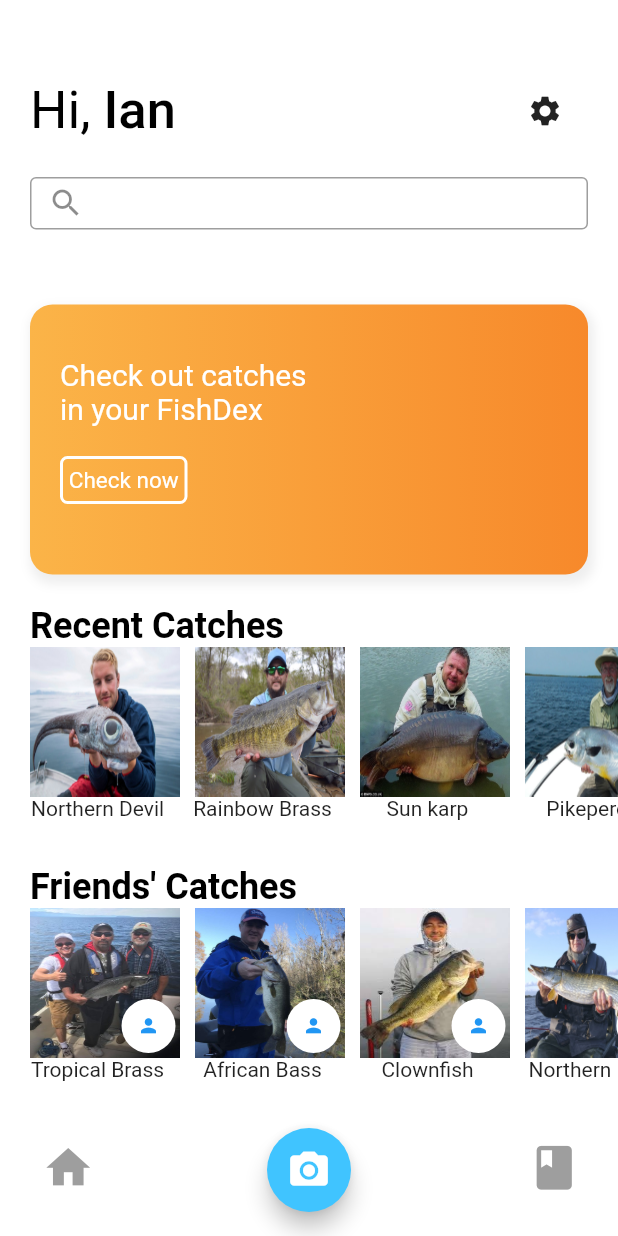
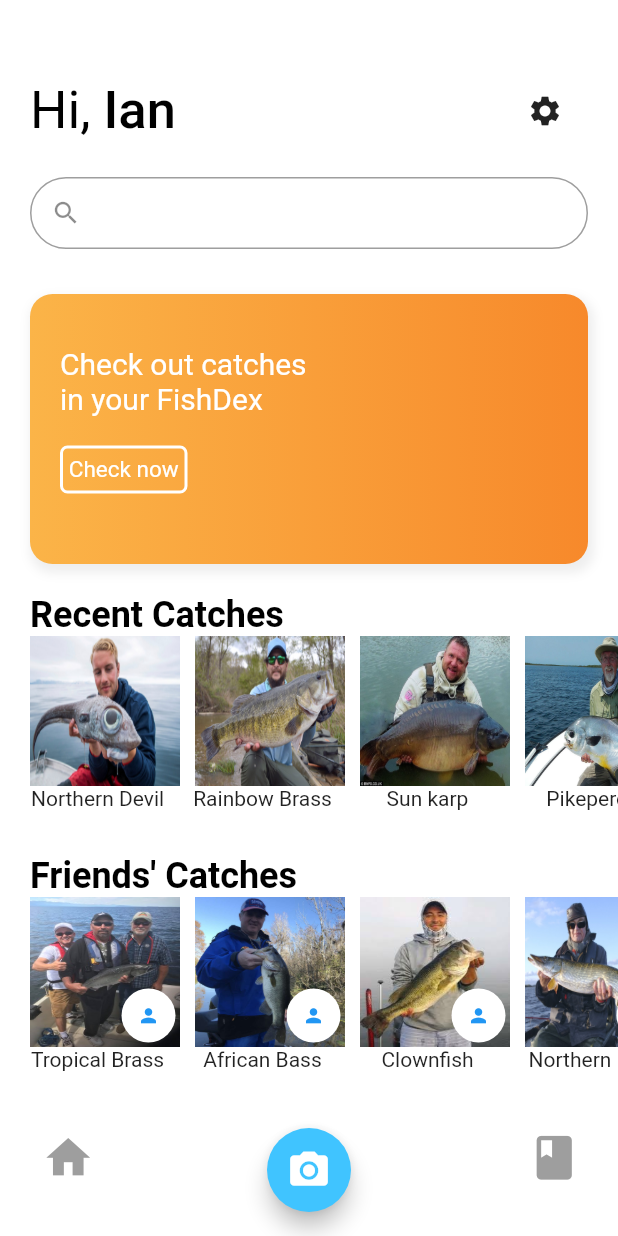
Before and after one commit to Werdert45/fishfinder-app, a Flutter app: the screen it shows once a user with an empty profile is signed in, on a phone screen of 412 x 824 dp. Run offline on Flutter 3.47's test engine with Material 2 defaults, Android fonts, the phone set to English and light mode, and no system bars; our stand-ins replace camera, cloud_firestore, firebase_auth, google_fonts, image_picker; missing offline and left inert: tflite; accounts and stored records are empty.

Commit message:
APP-31: Add search bar and minor changes

```diff
--- a/lib/screens/home/homescreen/home.dart
+++ b/lib/screens/home/homescreen/home.dart
@@ -95,15 +95,31 @@ class _MainMenuState extends State<MainMenu> {
                             ),
 
                             Container(
-                                margin: const EdgeInsets.only(top: 10.0, bottom: 30, left: 20.0, right: 20.0),
-                                height: 35,
+                                margin: const EdgeInsets.only(top: 0.0, bottom: 0, left: 20.0, right: 20.0),
+                                padding: const EdgeInsets.symmetric(horizontal: 0, vertical: 10),
+                                child: Theme(
+                                  data: Theme.of(context).copyWith(
+                                    // override textfield's icon color when selected
+                                    primaryColor: Colors.orange,
+                                  ),
                                 child: TextField(
                                     controller: null,
+                                    style: TextStyle(fontSize: 14),
                                     decoration: InputDecoration(
-                                        border: OutlineInputBorder(),
-                                        prefixIcon: Icon(Icons.search)
+                                        contentPadding: EdgeInsets.symmetric(vertical: 0),
+                                        isDense: true,
+                                        border: OutlineInputBorder(
+                                          borderRadius: BorderRadius.circular(25)
+                                        ),
+                                        focusedBorder: OutlineInputBorder(
+                                          borderSide: BorderSide(color: Colors.orange, width: 2.0),
+                                          borderRadius: BorderRadius.circular(25)
+                                        ),
+                                        focusColor: Colors.orange,
+                                        prefixIcon: Icon(Icons.search, size: 20)
                                     )
                                 )
+                            ),
                             ),
 
                             SizedBox(height: 20),
--- a/lib/screens/home/homescreen/settings.dart
+++ b/lib/screens/home/homescreen/settings.dart
@@ -1,5 +1,6 @@
 import 'package:flutter/material.dart';
 import 'package:fishfinder_app/services/auth.dart';
+import 'payment.dart';
 
 class SettingsPage extends StatefulWidget {
   @override
@@ -177,7 +178,7 @@ class _SettingsPageState extends State<SettingsPage> {
                                       )
                                   ),
                                   onPressed: () {
-                                    Navigator.pop(context);
+                                    Navigator.push(context, MaterialPageRoute(builder: (context) => PremiumPaymentScreen()));
                                   },
                                   shape: new RoundedRectangleBorder(borderRadius: new BorderRadius.circular(30.0)),
                                   color: Colors.orange,
--- a/pubspec.yaml
+++ b/pubspec.yaml
@@ -21,6 +21,7 @@ dependencies:
   flutter:
     sdk: flutter
   tflite: ^1.0.4
+  flappy_search_bar: 1.4.1
 
 
   firebase_core: ^0.4.0+9
```
Also changed, not shown: lib/screens/home/homescreen/payment.dart (added, +14 -0 lines), pubspec.lock.
